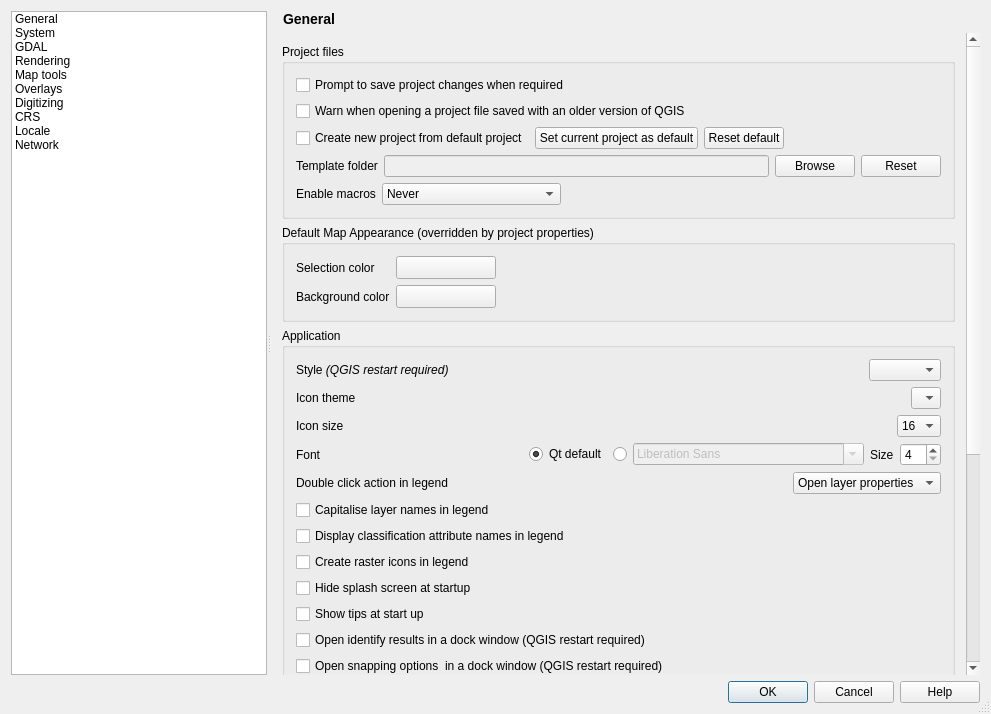
Qt form src/ui/qgsoptionsbase.ui (qgis/QGIS) before a commit.
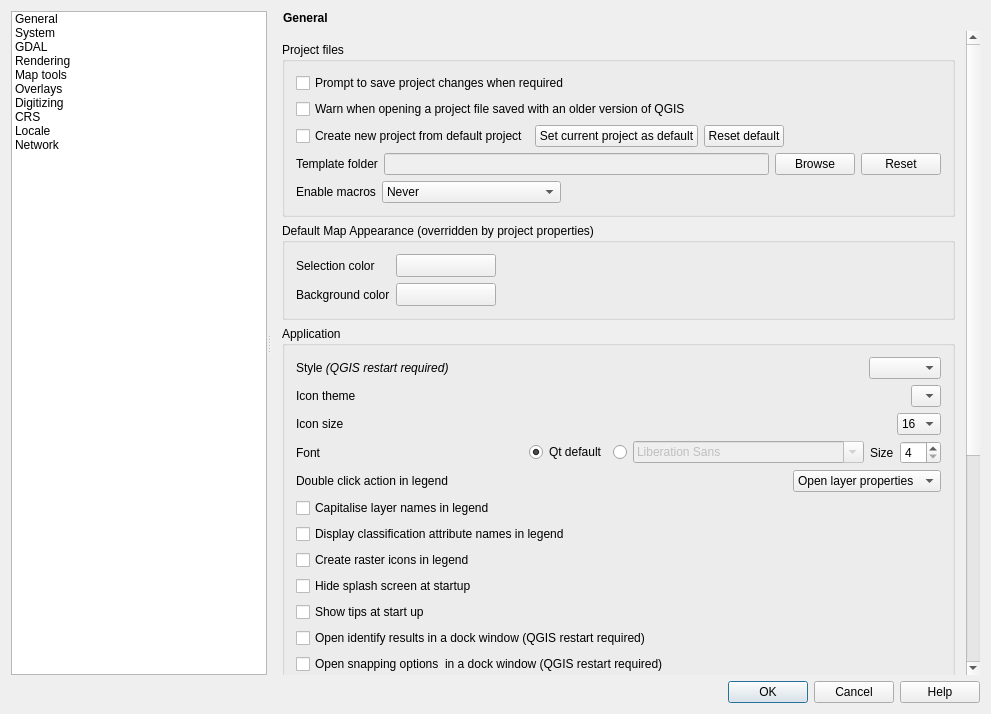
The same form after that commit. Icons and pictures are not drawn. Custom widgets are drawn as their Qt base class.

Commit message:
Update Options dialog vertical tabs
- Icon-only mode now only shows vert. scrollbar as needed
- Icon-only mode is snapped to when splitter is near icons
- Splitter is adjusted for vert. scrollbar width, keeping it from covering icon-only mode icons
- Remove size grip for dialog

What changed in the file:
```diff
--- a/src/ui/qgsoptionsbase.ui
+++ b/src/ui/qgsoptionsbase.ui
@@ -19,9 +19,6 @@
   <property name="windowTitle">
    <string>Options</string>
   </property>
-  <property name="sizeGripEnabled">
-   <bool>true</bool>
-  </property>
   <property name="modal">
    <bool>true</bool>
   </property>
@@ -222,14 +219,12 @@
         <widget class="QLabel" name="mOptionsTitleLabel">
          <property name="font">
           <font>
-           <pointsize>-1</pointsize>
            <weight>75</weight>
            <bold>true</bold>
           </font>
          </property>
          <property name="styleSheet">
-          <string notr="true">font-weight:bold;
-font-size: 14px;</string>
+          <string notr="true">font-weight:bold;</string>
          </property>
          <property name="text">
           <string>General</string>
```
The commit also changes 2 other files.
